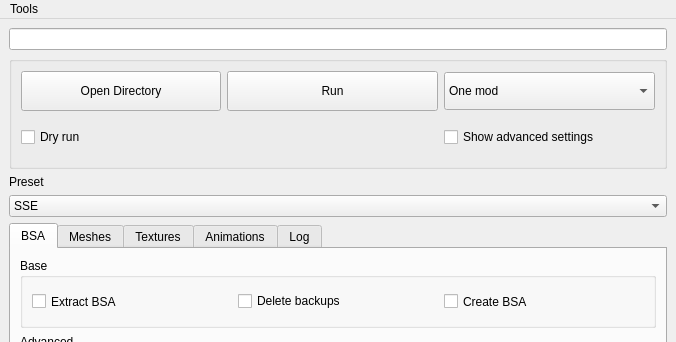
First picture: the form in src/MainWindow.ui, repository Guekka/cathedral-assets-optimizer, before the edit; both pictures show x 0 to 676 and y 0 to 342 of the 676 by 688 pixel window.
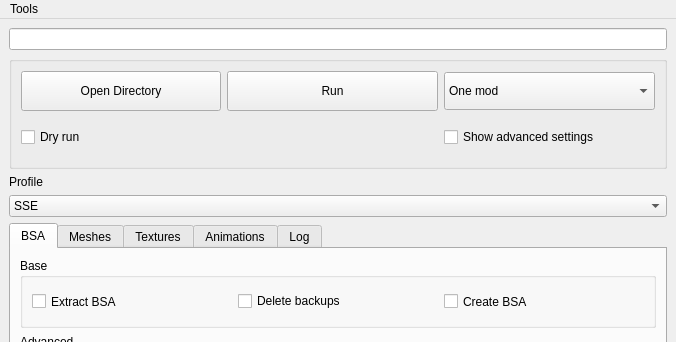
Second picture: the form after the edit. The open tabs and pages were chosen to show the change.

Commit message: [Profiles] Initial profiles support.

What changed in the file:
```diff
--- a/src/MainWindow.ui
+++ b/src/MainWindow.ui
@@ -199,7 +199,7 @@
     <item>
      <widget class="QLabel" name="label_8">
       <property name="text">
-       <string>Preset</string>
+       <string>Profile</string>
       </property>
      </widget>
     </item>
```
Left out of the diff: 2 changed lines with no effect on the pictures. The commit also changes 19 other files.
